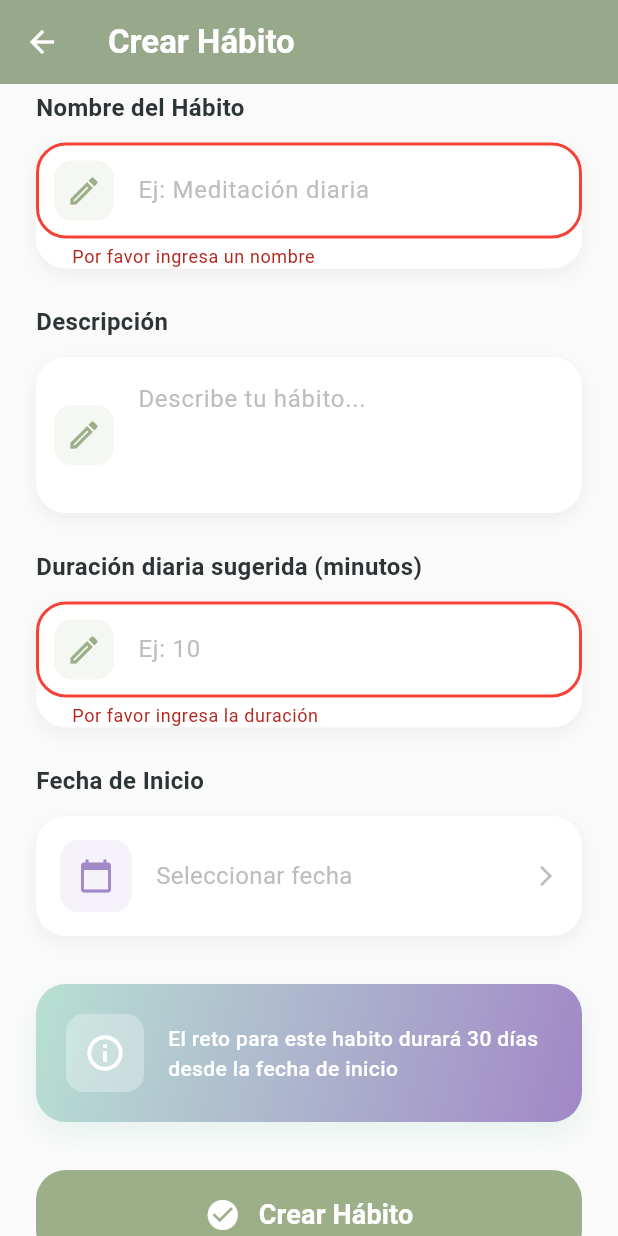
After one commit to jrg84/RetoHabitos_IS513_ProyectoFinal, a Flutter app: the CrearHabitoPage screen opened by its route, scrolled down 259 dp, after a tap on "Crear Hábito", on a phone screen of 412 x 824 dp. The commit adds this screen. Run offline on Flutter 3.47's test engine with Material 3 defaults, Android fonts, the light colour scheme and no system bars; our stand-ins replace cloud_firestore, firebase_auth, firebase_core, fl_chart, go_router; accounts and stored records are empty.

Commit message:
crear habito reto

```diff
--- a/reto_habitos/lib/main.dart
+++ b/reto_habitos/lib/main.dart
@@ -2,6 +2,7 @@ import 'package:flutter/material.dart';
 
 import 'package:firebase_auth/firebase_auth.dart';
 import 'package:firebase_core/firebase_core.dart';
+import 'package:reto_habitos/src/views/createView.dart';
 import 'firebase_options.dart';
 import 'package:flutter/widgets.dart';
 import 'package:go_router/go_router.dart';
@@ -60,6 +61,13 @@ class MyApp extends StatelessWidget {
             path: '/',
             name: 'default',
             builder: (state, context) => HomePage(),
+
+          ),
+
+          GoRoute(
+            path: '/crear',
+            name: 'crear',
+            builder: (state, context) => CrearHabitoPage(),
 
           ),
         ],
--- a/reto_habitos/lib/src/providers/habitosprovider.dart
+++ b/reto_habitos/lib/src/providers/habitosprovider.dart
@@ -40,4 +40,21 @@ class HabitoProvider {
     await docRef.set(habito.toJson());
     return docRef.id;
   }
+
+  Future<String> crearHabito(Habito habito) async {
+    final docRef = _db.collection('habitos').doc();
+
+    final habitoConId = Habito(
+      id: docRef.id,
+      nombre: habito.nombre,
+      descripcion: habito.descripcion,
+      duracion: habito.duracion,
+      fechaInicio: habito.fechaInicio,
+      fechaFin: habito.fechaFin,
+      userId: habito.userId,
+    );
+
+    await docRef.set(habitoConId.toJson());
+    return docRef.id;
+  }
 }
--- /dev/null
+++ b/reto_habitos/lib/src/views/createView.dart
@@ -0,0 +1,524 @@
+// lib/src/views/crear_habito_page.dart
+import 'package:flutter/material.dart';
+import 'package:go_router/go_router.dart';
+import '../models/HabitosModel.dart';
+import '../providers/habitosprovider.dart';
+
+class CrearHabitoPage extends StatefulWidget {
+  const CrearHabitoPage({super.key});
+
+  @override
+  State<CrearHabitoPage> createState() => _CrearHabitoPageState();
+}
+
+class _CrearHabitoPageState extends State<CrearHabitoPage> {
+  final _formKey = GlobalKey<FormState>();
+  final _nombreController = TextEditingController();
+  final _descripcionController = TextEditingController();
+  final _duracionController = TextEditingController();
+  final HabitoProvider _provider = HabitoProvider();
+
+  bool _isLoading = false;
+  DateTime? _fechaInicio;
+
+  @override
+  void dispose() {
+    _nombreController.dispose();
+    _descripcionController.dispose();
+    _duracionController.dispose();
+    super.dispose();
+  }
+
+  @override
+  Widget build(BuildContext context) {
+    return Scaffold(
+      backgroundColor: const Color.fromARGB(255, 250, 250, 250),
+      appBar: AppBar(
+        backgroundColor: const Color.fromARGB(255, 156, 175, 136),
+        elevation: 0,
+        leading: IconButton(
+          icon: const Icon(Icons.arrow_back, color: Colors.white),
+          onPressed: () => context.pop(),
+        ),
+        title: const Text(
+          'Crear Hábito',
+          style: TextStyle(
+            color: Colors.white,
+            fontWeight: FontWeight.bold,
+          ),
+        ),
+      ),
+      body: SingleChildScrollView(
+        child: Column(
+          children: [
+            Container(
+              width: double.infinity,
+              decoration: const BoxDecoration(
+                color: Color.fromARGB(255, 156, 175, 136),
+                borderRadius: BorderRadius.only(
+                  bottomLeft: Radius.circular(32),
+                  bottomRight: Radius.circular(32),
+                ),
+              ),
+              padding: const EdgeInsets.fromLTRB(24, 0, 24, 32),
+              child: Column(
+                children: [
+                  Container(
+                    width: 120,
+                    height: 120,
+                    decoration: const BoxDecoration(
+                      color: Color.fromARGB(77, 255, 255, 255),
+                      shape: BoxShape.circle,
+                    ),
+                    child: const Icon(
+                      Icons.self_improvement,
+                      size: 60,
+                      color: Colors.white,
+                    ),
+                  ),
+                  const SizedBox(height: 16),
+                  const Text(
+                    'Nuevo Reto',
+                    style: TextStyle(
+                      fontSize: 28,
+                      fontWeight: FontWeight.bold,
+                      color: Colors.white,
+                    ),
+                  ),
+                  const SizedBox(height: 8),
+                  const Text(
+                    'Crea un nuevo reto para un hábito',
+                    style: TextStyle(
+                      fontSize: 16,
+                      color: Color.fromARGB(230, 255, 255, 255),
+                    ),
+                  ),
+                ],
+              ),
+            ),
+
+            Padding(
+              padding: const EdgeInsets.all(24),
+              child: Form(
+                key: _formKey,
+                child: Column(
+                  crossAxisAlignment: CrossAxisAlignment.start,
+                  children: [
+                    _buildSectionTitle('Nombre del Hábito'),
+                    const SizedBox(height: 12),
+                    _buildTextField(
+                      controller: _nombreController,
+                      hint: 'Ej: Meditación diaria',
+                      icon: Icons.edit_outlined,
+                      validator: (value) {
+                        if (value == null || value.isEmpty) {
+                          return 'Por favor ingresa un nombre';
+                        }
+                        return null;
+                      },
+                    ),
+
+                    const SizedBox(height: 24),
+
+                    _buildSectionTitle('Descripción'),
+                    const SizedBox(height: 12),
+                    _buildTextField(
+                      controller: _descripcionController,
+                      hint: 'Describe tu hábito...',
+                      icon: Icons.description_rounded,
+                      maxLines: 3,
+                    ),
+
+                    const SizedBox(height: 24),
+
+                    _buildSectionTitle('Duración diaria sugerida (minutos)'),
+                    const SizedBox(height: 12),
+                    _buildTextField(
+                      controller: _duracionController,
+                      hint: 'Ej: 10',
+                      icon: Icons.timer_rounded,
+                      keyboardType: TextInputType.number,
+                      validator: (value) {
+                        if (value == null || value.isEmpty) {
+                          return 'Por favor ingresa la duración';
+                        }
+                        if (int.tryParse(value) == null) {
+                          return 'Ingresa un número válido';
+                        }
+                        return null;
+                      },
+                    ),
+
+                    const SizedBox(height: 24),
+
+                    _buildSectionTitle('Fecha de Inicio'),
+                    const SizedBox(height: 12),
+                    _buildDateSelector(),
+
+                    const SizedBox(height: 32),
+
+                    _buildInfoCard(),
+
+                    const SizedBox(height: 32),
+
+                    _buildCreateButton(),
+                  ],
+                ),
+              ),
+            ),
+          ],
+        ),
+      ),
+    );
+  }
+
+  Widget _buildSectionTitle(String title) {
+    return Text(
+      title,
+      style: const TextStyle(
+        fontSize: 16,
+        fontWeight: FontWeight.bold,
+        color: Color.fromARGB(255, 45, 52, 54),
+      ),
+    );
+  }
+
+  Widget _buildTextField({
+    required TextEditingController controller,
+    required String hint,
+    required IconData icon,
+    int maxLines = 1,
+    TextInputType keyboardType = TextInputType.text,
+    String? Function(String?)? validator,
+  }) {
+
+    return Container(
+      decoration: BoxDecoration(
+        color: Colors.white,
+        borderRadius: BorderRadius.circular(20),
+        boxShadow: const [
+          BoxShadow(
+            color: Color.fromARGB(13, 0, 0, 0),
+            blurRadius: 10,
+            offset: Offset(0, 4),
+          ),
+        ],
+      ),
+      child: TextFormField(
+        controller: controller,
+        maxLines: maxLines,
+        keyboardType: keyboardType,
+        validator: validator,
+        style: const TextStyle(
+          fontSize: 16,
+          color: Color.fromARGB(255, 45, 52, 54),
+        ),
+        decoration: InputDecoration(
+          hintText: hint,
+          hintStyle: const TextStyle(
+            color: Color.fromARGB(255, 189, 189, 189),
+            fontSize: 16,
+          ),
+          prefixIcon: Container(
+            margin: const EdgeInsets.all(12),
+            padding: const EdgeInsets.all(8),
+            decoration: BoxDecoration(
+              color: const Color.fromARGB(26, 156, 175, 136),
+              borderRadius: BorderRadius.circular(12),
+            ),
+            child: const Icon(
+              Icons.edit_outlined,
+              color: Color.fromARGB(255, 156, 175, 136),
+              size: 24,
+            ),
+          ),
+          border: OutlineInputBorder(
+            borderRadius: BorderRadius.circular(20),
+            borderSide: BorderSide.none,
+          ),
+          enabledBorder: OutlineInputBorder(
+            borderRadius: BorderRadius.circular(20),
+            borderSide: BorderSide.none,
+          ),
+          focusedBorder: OutlineInputBorder(
+            borderRadius: BorderRadius.circular(20),
+            borderSide: const BorderSide(
+              color: Color.fromARGB(255, 156, 175, 136),
+              width: 2,
+            ),
+          ),
+          errorBorder: OutlineInputBorder(
+            borderRadius: BorderRadius.circular(20),
+            borderSide: const BorderSide(
+              color: Colors.red,
+              width: 2,
+            ),
+          ),
+          focusedErrorBorder: OutlineInputBorder(
+            borderRadius: BorderRadius.circular(20),
+            borderSide: const BorderSide(
+              color: Colors.red,
+              width: 2,
+            ),
+          ),
+          contentPadding: const EdgeInsets.symmetric(
+            horizontal: 20,
+            vertical: 16,
+          ),
+        ),
+      ),
+    );
+  }
+
+  Widget _buildDateSelector() {
+    return Container(
+      decoration: const BoxDecoration(
+        color: Colors.white,
+        borderRadius: BorderRadius.all(Radius.circular(20)),
+        boxShadow: [
+          BoxShadow(
+            color: Color.fromARGB(13, 0, 0, 0),
+            blurRadius: 10,
+            offset: Offset(0, 4),
+          ),
+        ],
+      ),
+      child: InkWell(
+        onTap: _selectDate,
+        borderRadius: BorderRadius.circular(20),
+        child: Padding(
+          padding: const EdgeInsets.all(16),
+          child: Row(
+            children: [
+              Container(
+                padding: const EdgeInsets.all(12),
+                decoration: BoxDecoration(
+                  color: const Color.fromARGB(26, 161, 136, 199),
+                  borderRadius: BorderRadius.circular(12),
+                ),
+                child: const Icon(
+                  Icons.calendar_today,
+                  color: Color.fromARGB(255, 161, 136, 199),
+                  size: 24,
+                ),
+              ),
+              const SizedBox(width: 16),
+              Expanded(
+                child: Text(
+                  _fechaInicio == null
+                      ? 'Seleccionar fecha'
+                      : _formatearFecha(_fechaInicio!),
+                  style: TextStyle(
+                    fontSize: 16,
+                    color: _fechaInicio == null
+                        ? const Color.fromARGB(255, 189, 189, 189)
+                        : const Color.fromARGB(255, 45, 52, 54),
+                    fontWeight: _fechaInicio == null
+                        ? FontWeight.normal
+                        : FontWeight.w600,
+                  ),
+                ),
+              ),
+              const Icon(
+                Icons.arrow_forward_ios,
+                size: 16,
+                color: Color.fromARGB(255, 189, 189, 189),
+              ),
+            ],
+          ),
+        ),
+      ),
+    );
+  }
+
+  Widget _buildInfoCard() {
+    return Container(
+      padding: const EdgeInsets.all(20),
+      decoration: const BoxDecoration(
+        gradient: LinearGradient(
+          colors: [
+            Color.fromARGB(255, 184, 224, 210),
+            Color.fromARGB(255, 161, 136, 199),
+          ],
+          begin: Alignment.topLeft,
+          end: Alignment.bottomRight,
+        ),
+        borderRadius: BorderRadius.all(Radius.circular(20)),
+        boxShadow: [
+          BoxShadow(
+            color: Color.fromARGB(77, 184, 224, 210),
+            blurRadius: 15,
+            offset: Offset(0, 8),
+          ),
+        ],
+      ),
+      child: Row(
+        children: [
+          Container(
+            padding: const EdgeInsets.all(12),
+            decoration: const BoxDecoration(
+              color: Color.fromARGB(77, 255, 255, 255),
+              borderRadius: BorderRadius.all(Radius.circular(12)),
+            ),
+            child: const Icon(
+              Icons.info_outline,
+              color: Colors.white,
+              size: 28,
+            ),
+          ),
+          const SizedBox(width: 16),
+          const Expanded(
+            child: Text(
+              'El reto para este habito durará 30 días desde la fecha de inicio',
+              style: TextStyle(
+                fontSize: 14,
+                color: Colors.white,
+                fontWeight: FontWeight.w500,
+              ),
+            ),
+          ),
+
+        ],
+      ),
+    );
+  }
+
+  Widget _buildCreateButton() {
+    return SizedBox(
+      width: double.infinity,
+      height: 60,
+      child: ElevatedButton(
+        onPressed: _isLoading ? null : _crearHabito,
+        style: ElevatedButton.styleFrom(
+          backgroundColor: const Color.fromARGB(255, 156, 175, 136),
+          foregroundColor: Colors.white,
+          elevation: 0,
+          shape: RoundedRectangleBorder(
+            borderRadius: BorderRadius.circular(20),
+          ),
+          shadowColor: const Color.fromARGB(102, 156, 175, 136),
+        ),
+        child: _isLoading
+            ? const SizedBox(
+                height: 24,
+                width: 24,
+                child: CircularProgressIndicator(
+                  color: Colors.white,
+                  strokeWidth: 2,
+                ),
+              )
+            : const Row(
+                mainAxisAlignment: MainAxisAlignment.center,
+                children: [
+                  Icon(Icons.check_circle, size: 24),
+                  SizedBox(width: 12),
+                  Text(
+                    'Crear Hábito',
+                    style: TextStyle(
+                      fontSize: 18,
+                      fontWeight: FontWeight.bold,
+                    ),
+                  ),
+                ],
+              ),
+      ),
+    );
+  }
+
+  Future<void> _selectDate() async {
+    final picked = await showDatePicker(
+      context: context,
+      initialDate: DateTime.now(),
+      firstDate: DateTime.now(),
+      lastDate: DateTime.now().add(const Duration(days: 365)),
+      builder: (context, child) {
+        return Theme(
+          data: Theme.of(context).copyWith(
+            colorScheme: const ColorScheme.light(
+              primary: Color.fromARGB(255, 156, 175, 136),
+              onPrimary: Colors.white,
+              surface: Colors.white,
+              onSurface: Color.fromARGB(255, 45, 52, 54),
+            ),
+          ),
+          child: child!,
+        );
+      },
+    );
+
+    if (picked != null) {
+      setState(() {
+        _fechaInicio = picked;
+      });
+    }
+  }
+
+  Future<void> _crearHabito() async {
+    if (!_formKey.currentState!.validate()) {
+      return;
+    }
+
+    setState(() {
+      _isLoading = true;
+    });
+
+    try {
+      final fechaInicio = _fechaInicio ?? DateTime.now();
+      final fechaFin = fechaInicio.add(const Duration(days: 30));
+
+      final nuevoHabito = Habito(
+        nombre: _nombreController.text.trim(),
+        descripcion: _descripcionController.text.trim().isEmpty
+            ? null
+            : _descripcionController.text.trim(),
+        duracion: int.parse(_duracionController.text),
+        fechaInicio: fechaInicio,
+        fechaFin: fechaFin,
+        userId: 'default-user',
+      );
+
+      await _provider.crearHabito(nuevoHabito);
+
+      if (mounted) {
+        ScaffoldMessenger.of(context).showSnackBar(
+          const SnackBar(
+            content: Text('¡Hábito creado exitosamente!'),
+            backgroundColor: Color.fromARGB(255, 156, 175, 136),
+            behavior: SnackBarBehavior.floating,
+            shape: RoundedRectangleBorder(
+              borderRadius: BorderRadius.all(Radius.circular(12)),
+            ),
+          ),
+        );
+        context.pop();
+      }
+    } catch (e) {
+      if (mounted) {
+        ScaffoldMessenger.of(context).showSnackBar(
+          SnackBar(
+            content: Text('Error al crear hábito: $e'),
+            backgroundColor: Colors.red,
+            behavior: SnackBarBehavior.floating,
+            shape: const RoundedRectangleBorder(
+              borderRadius: BorderRadius.all(Radius.circular(12)),
+            ),
+          ),
+        );
+      }
+    } finally {
+      if (mounted) {
+        setState(() {
+          _isLoading = false;
+        });
+      }
+    }
+  }
+
+  String _formatearFecha(DateTime fecha) {
+    final meses = [
+      'Enero', 'Febrero', 'Marzo', 'Abril', 'Mayo', 'Junio',
+      'Julio', 'Agosto', 'Septiembre', 'Octubre', 'Noviembre', 'Diciembre'
+    ];
+    return '${fecha.day} de ${meses[fecha.month - 1]}, ${fecha.year}';
+  }
+}
--- a/reto_habitos/lib/src/views/homepageView.dart
+++ b/reto_habitos/lib/src/views/homepageView.dart
@@ -143,12 +143,16 @@ class _HomePageState extends State<HomePage> {
               },
             ),
           ),
+
+
         ],
+
       ),
+
       floatingActionButton: FloatingActionButton.extended(
         onPressed: () {
           // TODO: Navegar a crear hábito
-          context.push('/habitos/crear');
+          context.push('/crear');
         },
         backgroundColor: const Color.fromARGB(255, 156, 175, 136),
         icon: const Icon(Icons.add, color: Colors.white),
@@ -157,6 +161,8 @@ class _HomePageState extends State<HomePage> {
           style: TextStyle(color: Colors.white, fontWeight: FontWeight.bold),
         ),
       ),
+
+
     );
   }
 
@@ -164,7 +170,10 @@ class _HomePageState extends State<HomePage> {
     // final user = FirebaseAuth.instance.currentUser;
 
     return Drawer(
-      child: Column(
+      child: SafeArea(
+        top: true,
+        bottom: false,
+        child: Column(
         children: [
           // Header con perfil
           // UserAccountsDrawerHeader(
@@ -223,7 +232,9 @@ class _HomePageState extends State<HomePage> {
           const SizedBox(height: 16),
         ],
       ),
+    )
     );
+
   }
 
   Widget _buildEmptyState() {
@@ -442,6 +453,15 @@ class _HomePageState extends State<HomePage> {
   Widget _buildDonutChart(Habito habito) {
     final porcentaje = habito.porcentajeCompletado;
 
+    const coloresChartRandom = [
+      Color.fromARGB(255, 156, 175, 136),
+      Color.fromARGB(255, 77, 51, 30),
+      Color.fromARGB(255, 251, 203, 91),
+      // // Color.fromARGB(255, 255, 118, 117),
+      Color.fromARGB(255, 186, 172, 250),
+      Color.fromARGB(255, 235, 121, 14),
+    ];
+
     return Stack(
       alignment: Alignment.center,
       children: [
@@ -454,7 +474,8 @@ class _HomePageState extends State<HomePage> {
               // Completado
               PieChartSectionData(
                 value: habito.diasRealizados.toDouble(),
-                color: const Color.fromARGB(255, 156, 175, 136),
+                // color: const Color.fromARGB(255, 156, 175, 136),
+                color: coloresChartRandom[habito.id.hashCode % coloresChartRandom.length],
                 radius: 10,
                 showTitle: false,
               ),
```
